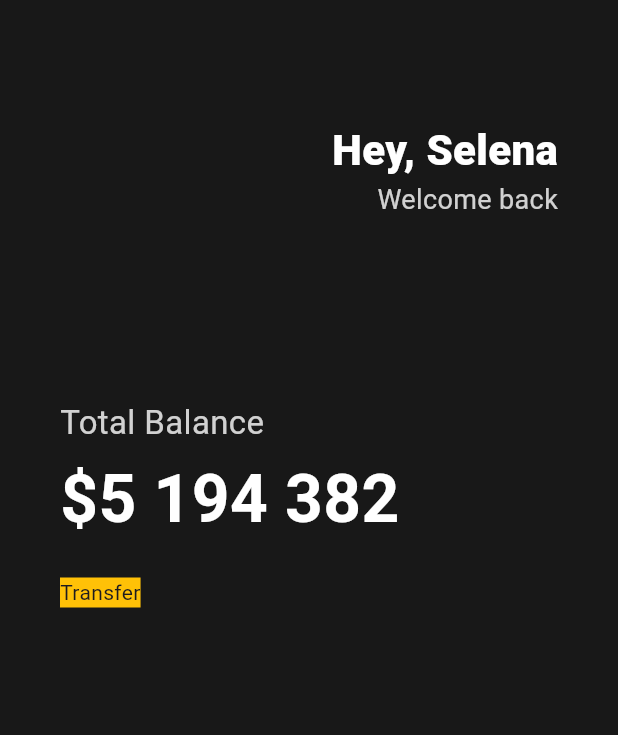
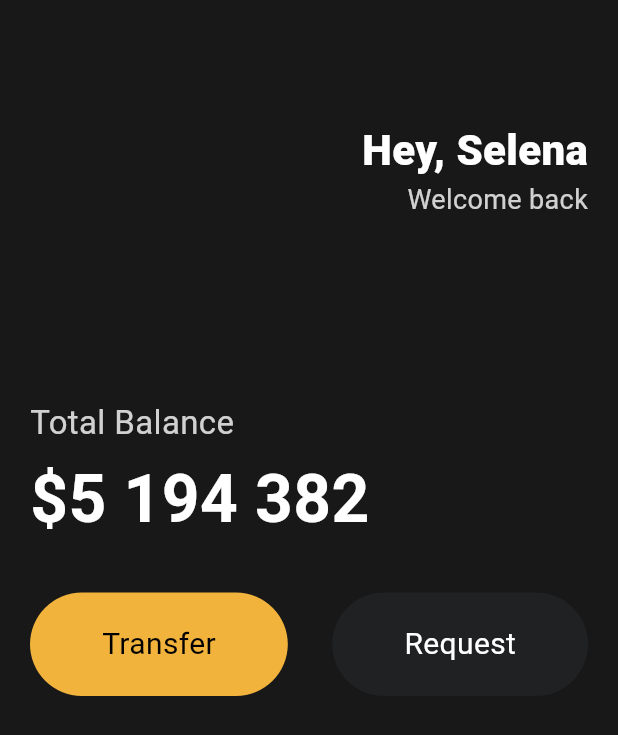
Before and after one commit to yeohj0710/flutter-webtoon-explorer, a Flutter app: the screen it shows after launch, on a phone screen of 412 x 824 dp. Shown: the top 735 px of the screen. Run offline on Flutter 3.47's test engine with Material 3 defaults, Android fonts, the light colour scheme and no system bars.

Commit message:
2404011750

```diff
--- a/lib/main.dart
+++ b/lib/main.dart
@@ -1,23 +1,26 @@
 import 'package:flutter/material.dart';
+import 'package:flutter_webtoon_explorer/widgets/button.dart';
 
 void main() {
-  runApp(App());
+  runApp(const App());
 }
 
 class App extends StatelessWidget {
+  const App({super.key});
+
   @override
   Widget build(BuildContext context) {
     return MaterialApp(
       home: Scaffold(
-        backgroundColor: Color(0xFF181818),
+        backgroundColor: const Color(0xFF181818),
         body: Padding(
-          padding: EdgeInsets.symmetric(
-            horizontal: 40,
+          padding: const EdgeInsets.symmetric(
+            horizontal: 20,
           ),
           child: Column(
             crossAxisAlignment: CrossAxisAlignment.start,
             children: [
-              SizedBox(
+              const SizedBox(
                 height: 80,
               ),
               Row(
@@ -26,7 +29,7 @@
                   Column(
                     crossAxisAlignment: CrossAxisAlignment.end,
                     children: [
-                      Text(
+                      const Text(
                         "Hey, Selena",
                         style: TextStyle(
                           color: Colors.white,
@@ -45,7 +48,7 @@
                   ),
                 ],
               ),
-              SizedBox(
+              const SizedBox(
                 height: 120,
               ),
               Text(
@@ -55,10 +58,10 @@
                   color: Colors.white.withOpacity(0.8),
                 ),
               ),
-              SizedBox(
+              const SizedBox(
                 height: 5,
               ),
-              Text(
+              const Text(
                 "\$5 194 382",
                 style: TextStyle(
                   fontSize: 44,
@@ -66,16 +69,21 @@
                   color: Colors.white,
                 ),
               ),
-              SizedBox(
-                height: 20,
+              const SizedBox(
+                height: 30,
               ),
-              Row(
+              const Row(
+                mainAxisAlignment: MainAxisAlignment.spaceBetween,
                 children: [
-                  Container(
-                    decoration: BoxDecoration(
-                      color: Colors.amber,
-                    ),
-                    child: Text("Transfer"),
+                  button(
+                    text: "Transfer",
+                    bgColor: Color(0xFFF1B33B),
+                    textColor: Colors.black,
+                  ),
+                  button(
+                    text: "Request",
+                    bgColor: Color(0xFF1F2123),
+                    textColor: Colors.white,
                   ),
                 ],
               ),
--- /dev/null
+++ b/lib/widgets/button.dart
@@ -0,0 +1,37 @@
+import 'package:flutter/material.dart';
+
+class button extends StatelessWidget {
+  final String text;
+  final Color bgColor;
+  final Color textColor;
+
+  const button({
+    super.key,
+    required this.text,
+    required this.bgColor,
+    required this.textColor,
+  });
+
+  @override
+  Widget build(BuildContext context) {
+    return Container(
+      decoration: BoxDecoration(
+        color: bgColor,
+        borderRadius: BorderRadius.circular(45),
+      ),
+      child: Padding(
+        padding: const EdgeInsets.symmetric(
+          vertical: 20,
+          horizontal: 48,
+        ),
+        child: Text(
+          text,
+          style: TextStyle(
+            color: textColor,
+            fontSize: 20,
+          ),
+        ),
+      ),
+    );
+  }
+}
```
